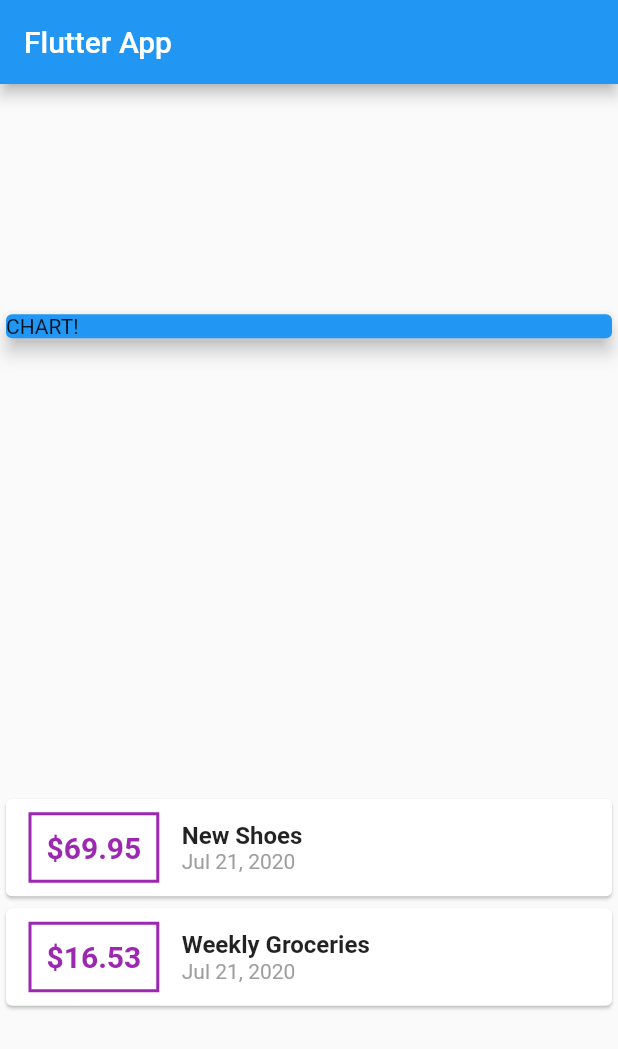
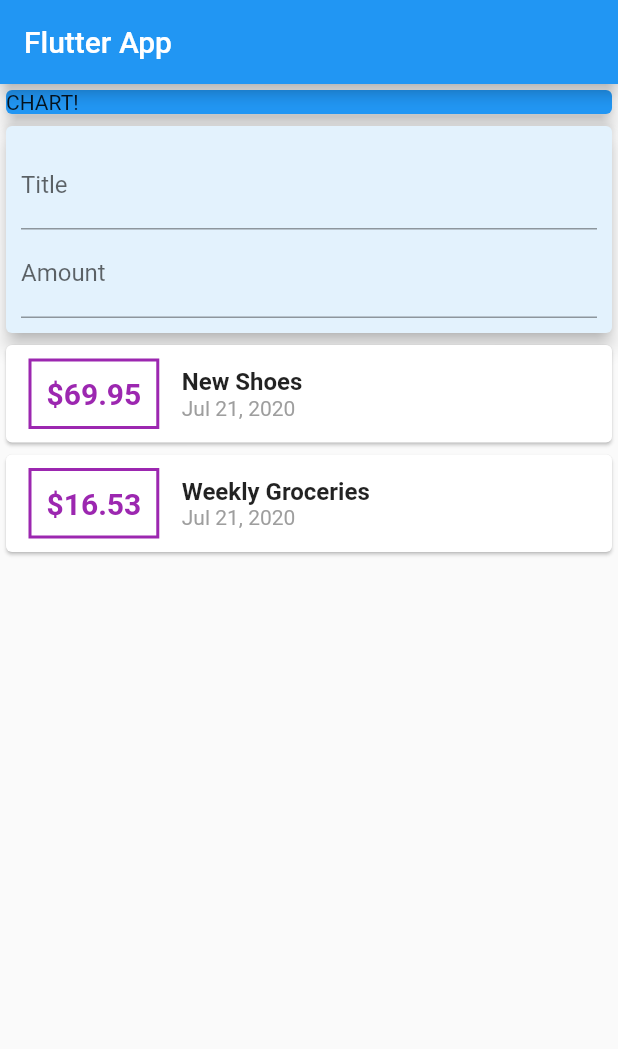
Before and after one commit to sarveshsrv/sherlock, a Flutter app: the screen it shows after launch, on a phone screen of 412 x 824 dp. Shown: the top 1049 px of the screen. Run offline on Flutter 3.47's test engine with Material 2 defaults, Android fonts, the phone set to English and light mode, and no system bars.

Commit message:
Textfields added

```diff
--- a/lib/main.dart
+++ b/lib/main.dart
@@ -38,8 +38,9 @@ class MyHomePage extends StatelessWidget {
         title: Text('Flutter App'),
       ),
       body: Column(
-        mainAxisAlignment: MainAxisAlignment.spaceAround,
+        //mainAxisAlignment: MainAxisAlignment.spaceAround,
         crossAxisAlignment: CrossAxisAlignment.stretch,
+
         children: <Widget>[
           Container(
             width: double.infinity,
@@ -47,6 +48,23 @@ class MyHomePage extends StatelessWidget {
               color: Colors.blue,
               child: Text('CHART!'),
               elevation: 5,
+            ),
+          ),
+          Card(
+            color: Colors.blue[50],
+            elevation: 5,
+            child: Container(
+              margin: EdgeInsets.all(10),
+              child: Column(
+                children: <Widget>[
+                  TextField(
+                    decoration: InputDecoration(labelText: "Title"),
+                  ),
+                  TextField(
+                    decoration: InputDecoration(labelText: 'Amount'),
+                  ),
+                ],
+              ),
             ),
           ),
           Column(
@@ -88,7 +106,7 @@ class MyHomePage extends StatelessWidget {
                         ),
                         Text(
                           DateFormat.yMMMd().format(tx.date),
-                         // tx.date.toString(),
+                          // tx.date.toString(),
                           style: TextStyle(
                             color: Colors.grey,
                           ),
```
